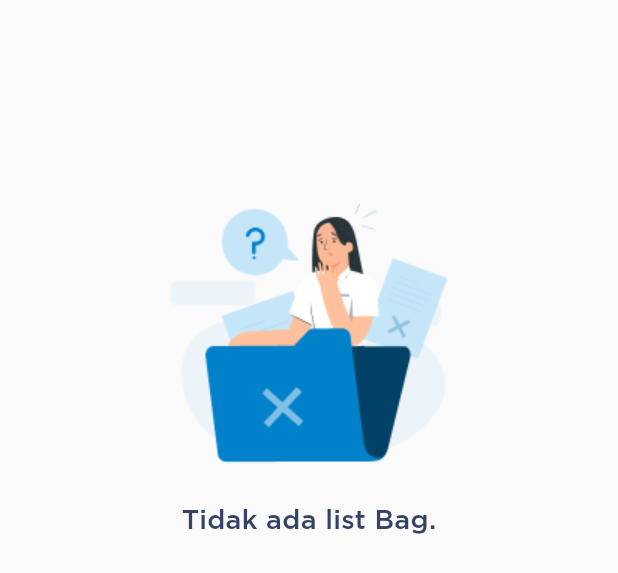
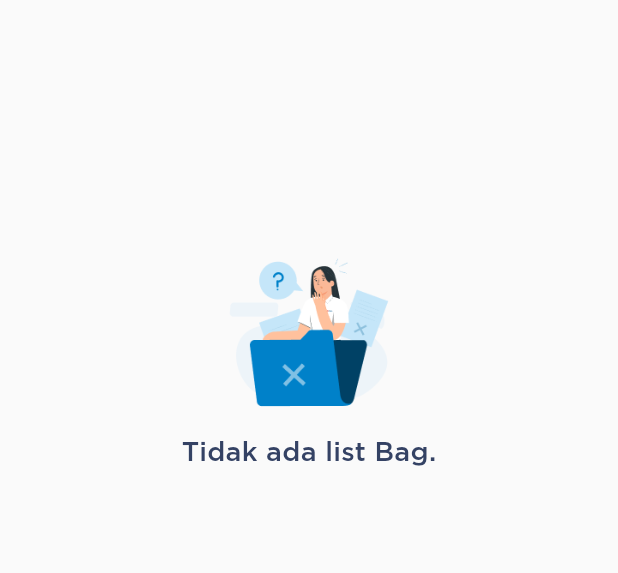
Before and after one commit to ismail-sl487/widget_book, a Flutter app: the MEEmptyWidget widget shown alone on an empty page, opened directly, on a phone screen of 412 x 824 dp. Shown: the top 573 px of the screen. Run offline on Flutter 3.47's test engine with Material 2 defaults, Android fonts, the phone set to English and light mode, and no system bars; our stand-ins replace bot_toast, eva_icons_flutter; missing offline and left inert: widgetbook.

Commit message:
dynamic size

```diff
--- a/lib/shared/empty_widget.dart
+++ b/lib/shared/empty_widget.dart
@@ -5,11 +5,13 @@ class MEEmptyWidget extends StatelessWidget {
   const MEEmptyWidget({
     this.title = 'Tidak ada list Bag.',
     this.subTitle,
+    this.widthImage = 120,
     this.image = 'assets/images/empty_state.png',
     Key? key,
   }) : super(key: key);
 
   final String? title,subTitle,image;
+  final double widthImage;
 
   @override
   Widget build(BuildContext context) {
@@ -20,7 +22,7 @@ class MEEmptyWidget extends StatelessWidget {
     crossAxisAlignment: CrossAxisAlignment.center,
     mainAxisAlignment: MainAxisAlignment.center,
     children: [
-      Image.asset(image!),
+      Image.asset(image!,width: widthImage),
       const SizedBox(
         height: 12,
       ),
```
